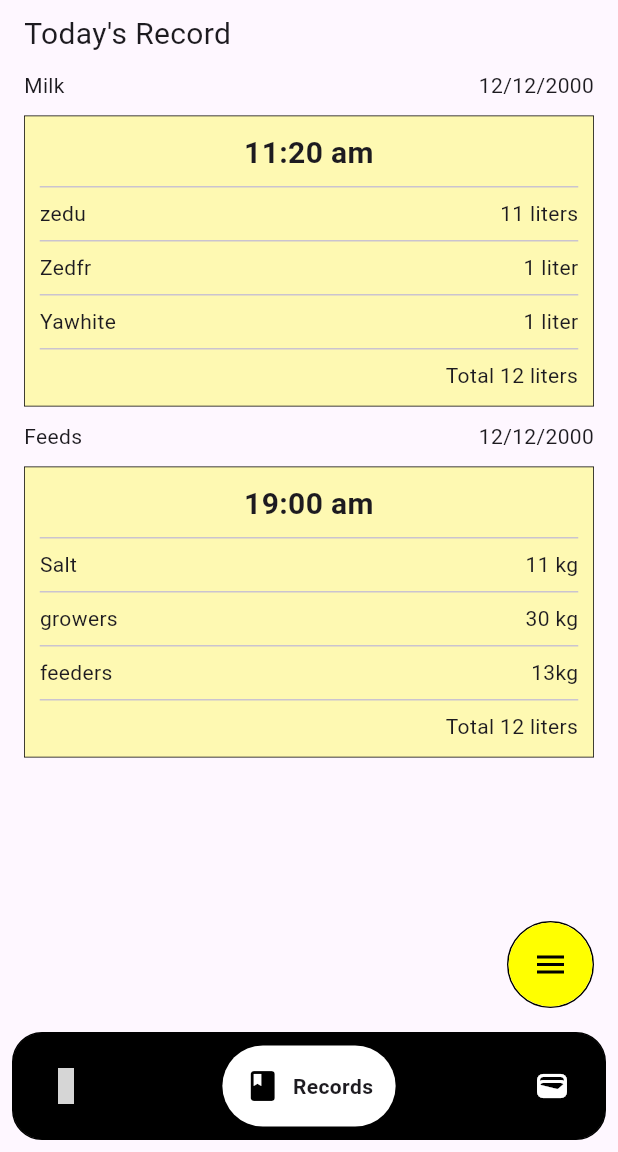
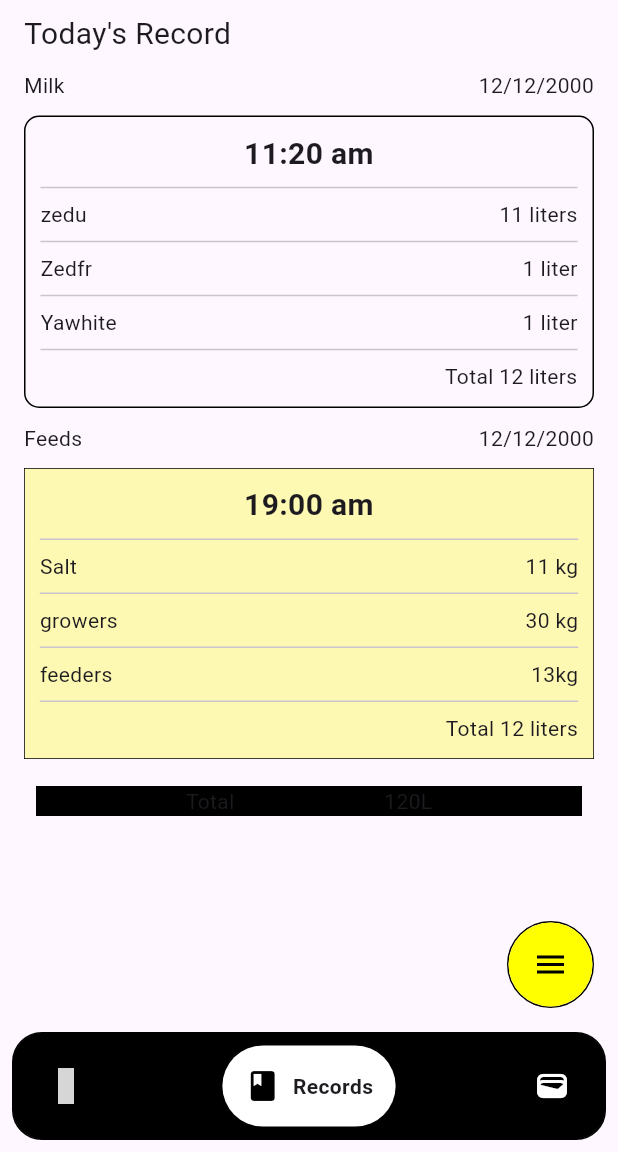
Before and after one commit to zakariairungu/dairy_farm_app, a Flutter app: the Dashboard screen opened directly, item 2 of the bottom bar chosen, on a phone screen of 412 x 824 dp, the part 84-1236 px from its top. Run offline on Flutter 3.47's test engine with Material 3 defaults, Android fonts, the phone set to English and light mode, and no system bars; drawn by our look-alikes of flutter_speed_dial, google_nav_bar; our stand-ins replace fl_chart, get, google_fonts, line_icons, lottie; missing offline and left inert: flutter_launcher_icons; grey boxes are pictures that could not be loaded.

Commit message:
add some features

```diff
--- a/lib/main.dart
+++ b/lib/main.dart
@@ -1,3 +1,4 @@
+import 'package:dairy_farm_app/src/features/authentication/screens/login/login.dart';
 import 'package:dairy_farm_app/src/features/dashboard/screens/dashboard.dart';
 import 'package:dairy_farm_app/src/utils/theme.dart/theme.dart';
 import 'package:flutter/material.dart';
@@ -18,6 +19,6 @@ class MyApp extends StatelessWidget {
         theme: FTheme.lightTheme,
         darkTheme: FTheme.darkTheme,
         themeMode: ThemeMode.system,
-        home: const Dashboard());
+        home: const Login());
   }
 }
--- a/lib/src/features/dashboard/screens/records/records.dart
+++ b/lib/src/features/dashboard/screens/records/records.dart
@@ -34,8 +34,9 @@ class Records extends StatelessWidget {
             Container(
               padding: const EdgeInsets.all(10),
               decoration: BoxDecoration(
-                  color: primaryColor.withOpacity(.3),
-                  border: Border.all(width: .5)),
+
+                borderRadius: BorderRadius.circular(10),
+                  border: Border.all(width: 1)),
               child: ListView(
                 shrinkWrap: true,
                 children: const [
@@ -130,8 +131,24 @@ class Records extends StatelessWidget {
                 ],
               ),
             ),
+            const SizedBox(height: 10,),
+            Padding(
+              padding: const EdgeInsets.all(8.0),
+              child: Container(
+                color: Colors.black,
+                child: const Row(
+                  mainAxisAlignment: MainAxisAlignment.spaceEvenly,
+                  children: [
+                    Text("Total"),
+                    Text("120L"),
+                  ],
+
+                ),
+              ),
+            )
 
           ],
+
         ),
         Positioned(
           bottom: 0,
```
Also changed, not shown: lib/src/features/dashboard/dialog/setting_dialog.dart (+8 -1 lines), lib/src/features/dashboard/screens/profile/profile.dart (+0 -20 lines), lib/src/features/dashboard/screens/user_management/user_management.dart (added, +56 -0 lines).
